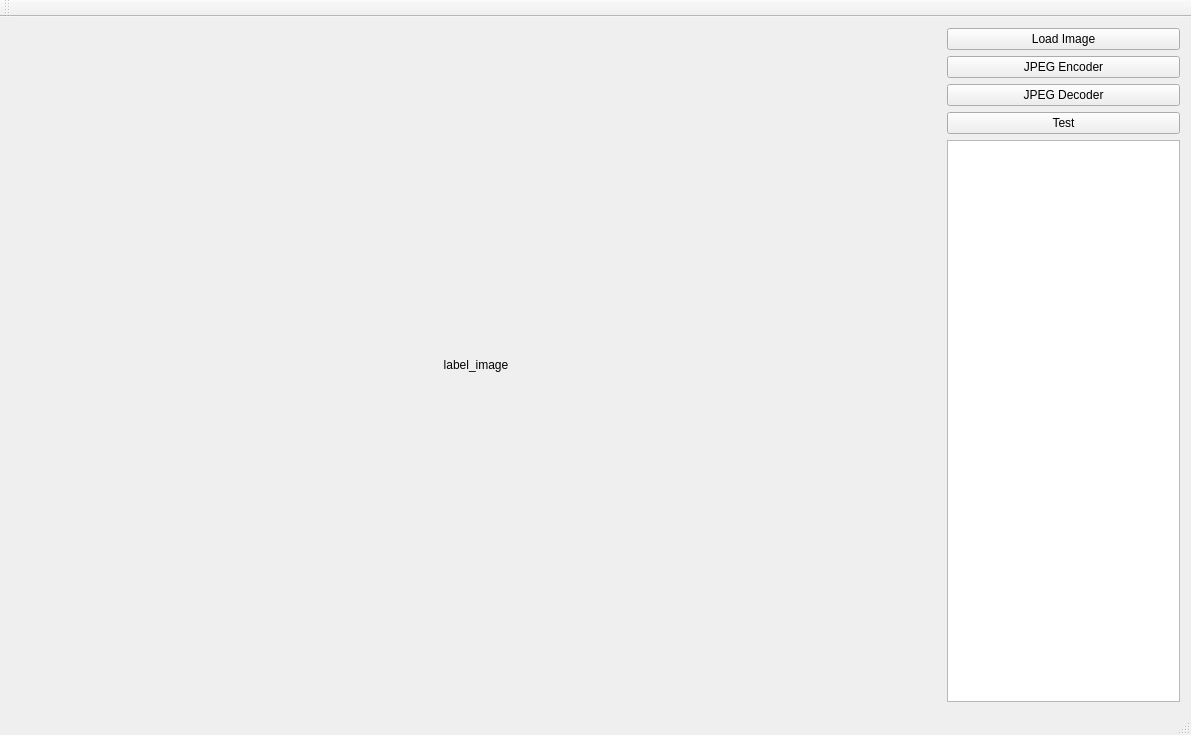
First picture: the form in Assignment 2/Assignment 2 Code/Assignment 2 Code/Assignment2Code.ui, repository jingyangcarl/CSCI576, before the edit.
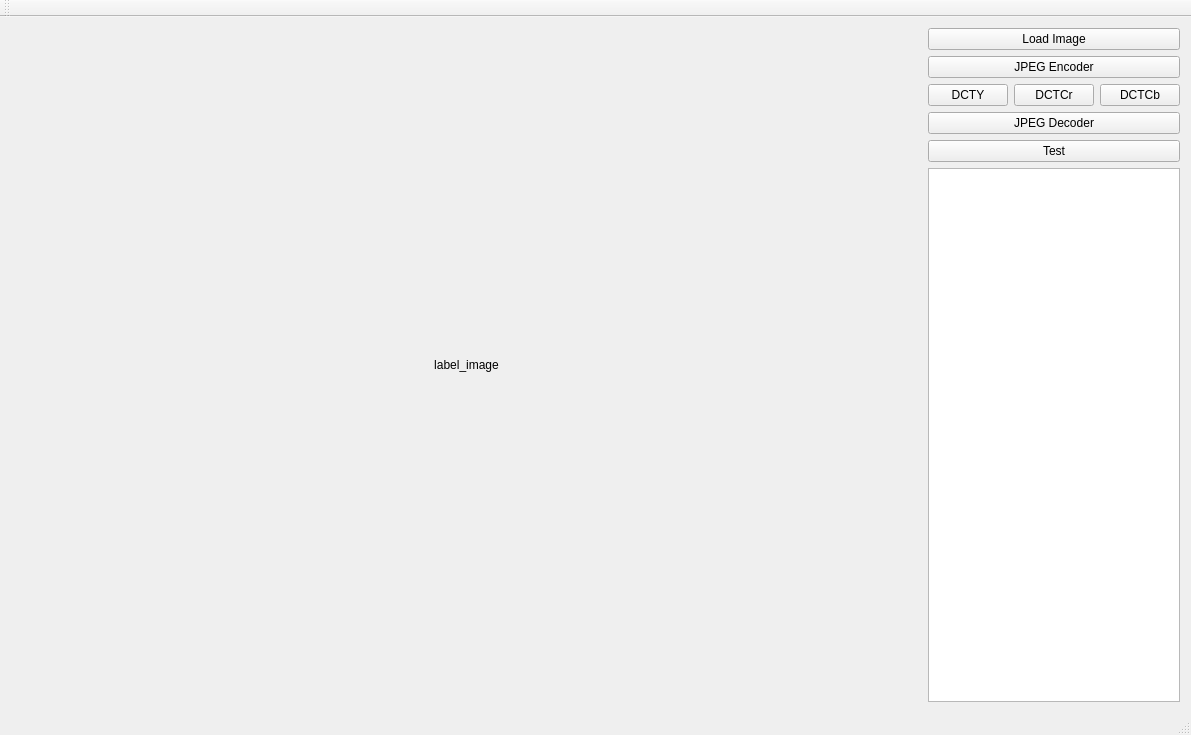
Second picture: the form after the edit.

Diff of the .ui file:
```diff
--- a/Assignment 2/Assignment 2 Code/Assignment 2 Code/Assignment2Code.ui
+++ b/Assignment 2/Assignment 2 Code/Assignment 2 Code/Assignment2Code.ui
@@ -31,31 +31,52 @@
     </item>
     <item row="0" column="1">
      <layout class="QGridLayout" name="gridLayout_control">
-      <item row="4" column="0">
-       <widget class="QTextBrowser" name="textBrowser_output"/>
+      <item row="2" column="0">
+       <widget class="QPushButton" name="pushButton_dcty">
+        <property name="text">
+         <string>DCTY</string>
+        </property>
+       </widget>
       </item>
-      <item row="1" column="0">
+      <item row="2" column="1">
+       <widget class="QPushButton" name="pushButton_dctcr">
+        <property name="text">
+         <string>DCTCr</string>
+        </property>
+       </widget>
+      </item>
+      <item row="2" column="2">
+       <widget class="QPushButton" name="pushButton_dctcb">
+        <property name="text">
+         <string>DCTCb</string>
+        </property>
+       </widget>
+      </item>
+      <item row="0" column="0" colspan="3">
+       <widget class="QPushButton" name="pushButton_load">
+        <property name="text">
+         <string>Load Image</string>
+        </property>
+       </widget>
+      </item>
+      <item row="1" column="0" colspan="3">
        <widget class="QPushButton" name="pushButton_jpeg_encoder">
         <property name="text">
          <string>JPEG Encoder</string>
         </property>
        </widget>
       </item>
-      <item row="2" column="0">
+      <item row="3" column="0" colspan="3">
        <widget class="QPushButton" name="pushButton_jpeg_decoder">
         <property name="text">
          <string>JPEG Decoder</string>
         </property>
        </widget>
       </item>
-      <item row="0" column="0">
-       <widget class="QPushButton" name="pushButton_load">
-        <property name="text">
-         <string>Load Image</string>
-        </property>
-       </widget>
+      <item row="5" column="0" colspan="3">
+       <widget class="QTextBrowser" name="textBrowser_output"/>
       </item>
-      <item row="3" column="0">
+      <item row="4" column="0" colspan="3">
        <widget class="QPushButton" name="pushButton_test">
         <property name="text">
          <string>Test</string>
```
